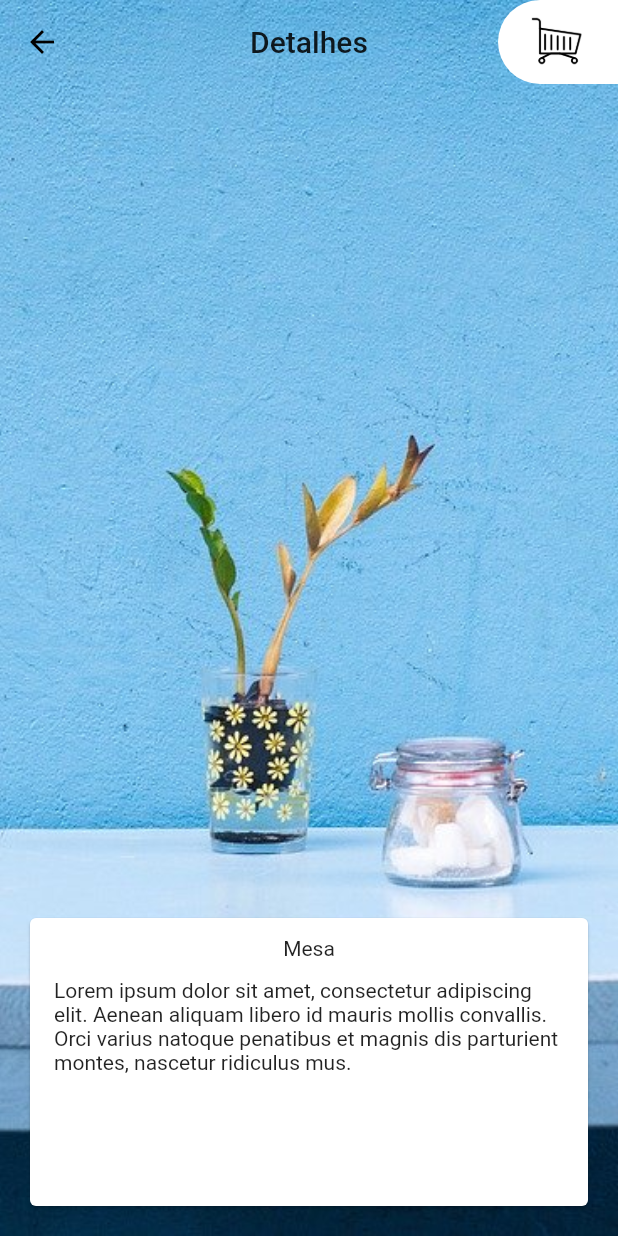
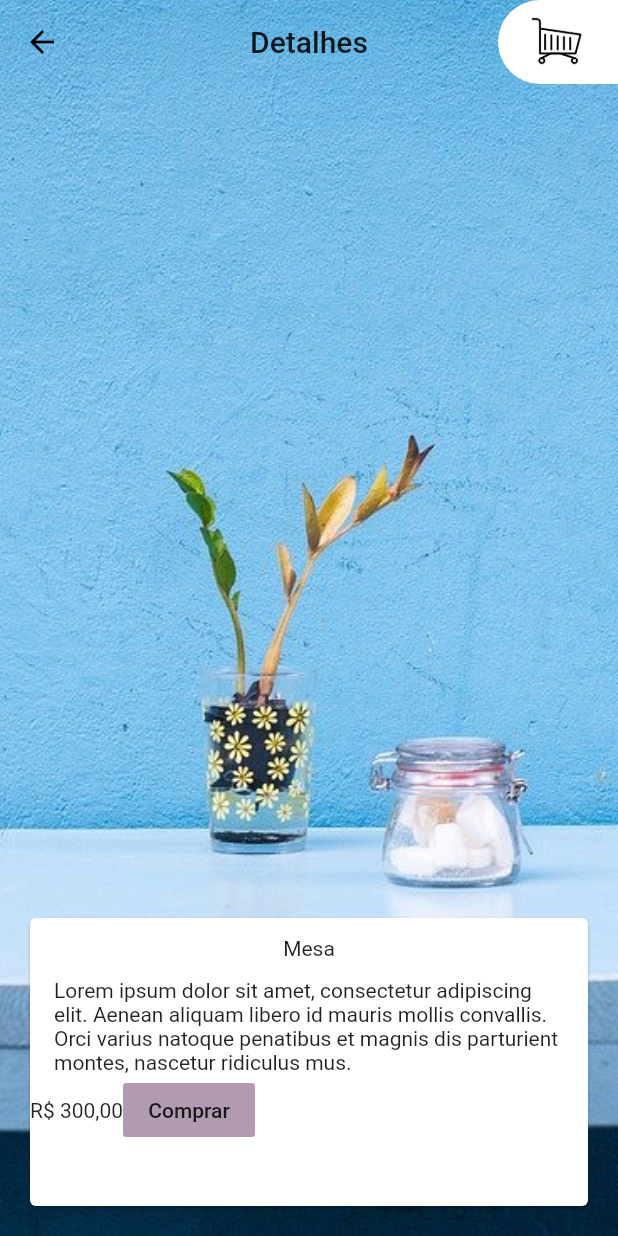
Before and after one commit to jimmyrleung/flutter-ecommerce-alura, a Flutter app: the screen it shows after launch, after a tap on "Mesa", on a phone screen of 412 x 824 dp. Run offline on Flutter 3.47's test engine with Material 2 defaults, Android fonts, the phone set to English and light mode, and no system bars.

Commit message:
currency, set project color theme

```diff
--- a/lib/app/widgets/details_card.dart
+++ b/lib/app/widgets/details_card.dart
@@ -1,9 +1,13 @@
 import 'package:flutter/material.dart';
+import 'package:intl/intl.dart';
 import 'package:flutter_ecommerce_alura/app/models/furniture.dart';
 import 'package:flutter_ecommerce_alura/app/widgets/details_text.dart';
 
 class DetailsCard extends StatelessWidget {
   final Furniture furniture;
+
+  // Precisamos escapar o $ para indicar que não é uma interpolação
+  final formatacaoReais = NumberFormat.currency(locale: 'pt_BR', symbol: 'R\$');
 
   DetailsCard({this.furniture});
 
@@ -14,6 +18,16 @@ class DetailsCard extends StatelessWidget {
         children: [
           DetailsText(text: furniture.titulo),
           DetailsText(text: furniture.descricao),
+          Row(
+            children: [
+              Text(formatacaoReais.format(furniture.preco)),
+              FlatButton(
+                color: Theme.of(context).primaryColor,
+                onPressed: () {},
+                child: Text('Comprar'),
+              ),
+            ],
+          ),
         ],
       ),
     );
--- a/lib/app/widgets/products_grid_item.dart
+++ b/lib/app/widgets/products_grid_item.dart
@@ -44,7 +44,7 @@ class ProductsGridItemGradient extends StatelessWidget {
           end: Alignment.bottomCenter,
           colors: [
             Colors.transparent,
-            Color.fromRGBO(178, 155, 178, 1),
+            Theme.of(context).primaryColor,
           ],
         ),
       ),
@@ -65,7 +65,8 @@ class ProductsGridItem extends StatelessWidget {
       onTap: () {
         Navigator.push(
           context,
-          MaterialPageRoute(builder: (context) => Details(furniture: furniture)),
+          MaterialPageRoute(
+              builder: (context) => Details(furniture: furniture)),
         );
       },
       child: Container(
--- /dev/null
+++ b/lib/color_palette.dart
@@ -0,0 +1,20 @@
+import 'package:flutter/material.dart';
+
+class ColorPalette {
+  // Define a color sample
+  static Map<int, Color> _lilacSample = {
+    50: Color.fromRGBO(178, 155, 178, 0.05),
+    100: Color.fromRGBO(178, 155, 178, 0.1),
+    200: Color.fromRGBO(178, 155, 178, 0.2),
+    300: Color.fromRGBO(178, 155, 178, 0.3),
+    400: Color.fromRGBO(178, 155, 178, 0.4),
+    500: Color.fromRGBO(178, 155, 178, 0.5),
+    600: Color.fromRGBO(178, 155, 178, 0.6),
+    700: Color.fromRGBO(178, 155, 178, 0.7),
+    800: Color.fromRGBO(178, 155, 178, 0.8),
+    900: Color.fromRGBO(178, 155, 178, 0.9),
+  };
+
+  // Create a new MaterialColor
+  MaterialColor lilac = MaterialColor(0xFFB29BB2, _lilacSample);
+}
--- a/lib/main.dart
+++ b/lib/main.dart
@@ -1,6 +1,6 @@
 import 'package:flutter/material.dart';
 import 'package:flutter_ecommerce_alura/app/widgets/products_grid.dart';
-import 'app/pages/details.dart';
+import 'package:flutter_ecommerce_alura/color_palette.dart';
 import 'app/pages/cart.dart';
 import 'app/widgets/custom_appbar.dart';
 
@@ -19,7 +19,8 @@ class MyApp extends StatelessWidget {
       title: 'Flutter Demo',
       // * DISABLE debug banner debugShowCheckedModeBanner: false,
       theme: ThemeData(
-        primarySwatch: Colors.grey,
+        // Set our ColorPalette as theme
+        primarySwatch: ColorPalette().lilac,
         // This makes the visual density adapt to the platform that you run
         // the app on. For desktop platforms, the controls will be smaller and
         // closer together (more dense) than on mobile platforms.
```
